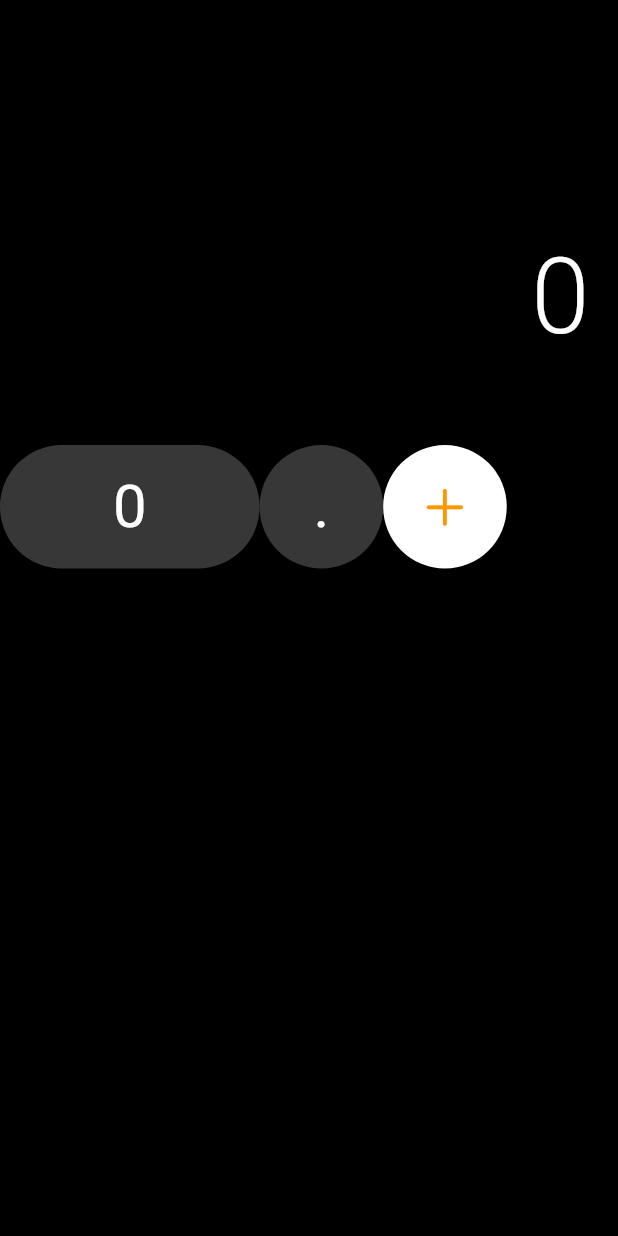
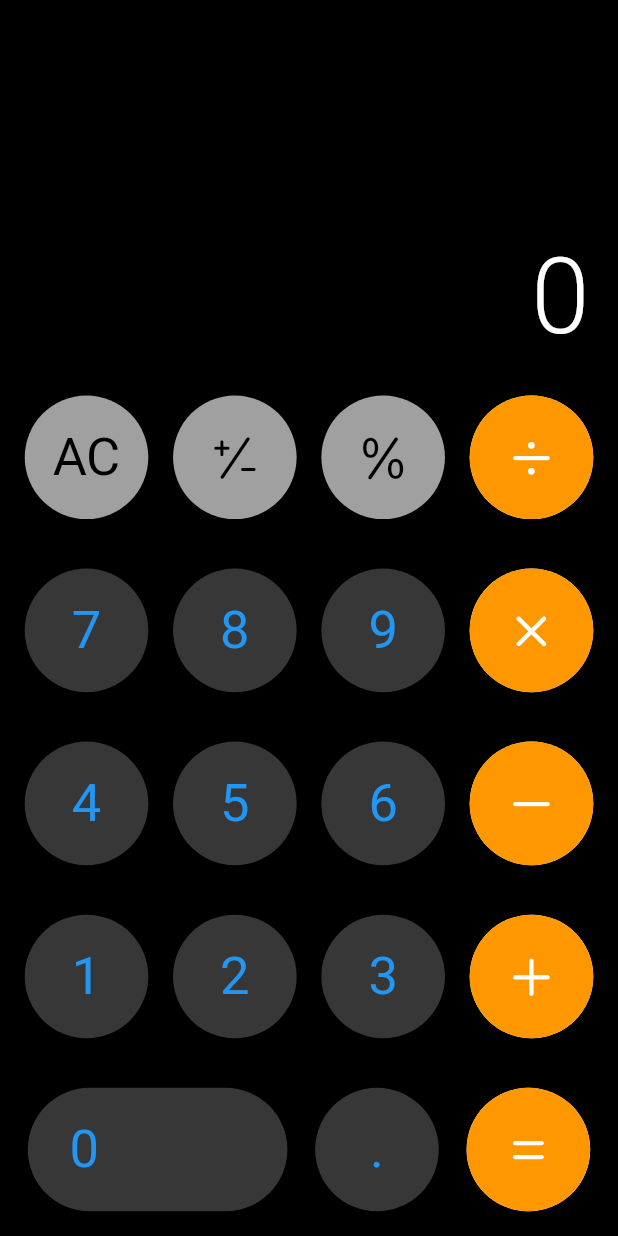
Before and after one commit to WantOscar/flutter_getx_ios_calculator, a Flutter app: the screen it shows after launch, on a phone screen of 412 x 824 dp. Run offline on Flutter 3.47's test engine with Material 2 defaults, Android fonts, the phone set to English and light mode, and no system bars; our stand-ins replace get.

Commit message:
ui 작업 완료

```diff
--- a/lib/src/components/black_button.dart
+++ b/lib/src/components/black_button.dart
@@ -8,7 +8,7 @@ enum Type { ROUND, FLAT }
 class BlackButton extends StatelessWidget {
   final void Function()? onPressed;
   final Type type;
-  final String child;
+  final Widget child;
   const BlackButton(
       {super.key,
       required this.onPressed,
@@ -34,10 +34,7 @@ class BlackButton extends StatelessWidget {
         padding: const EdgeInsets.all(16.0),
         color: ButtonColor.black,
         onPressed: () {},
-        child: Text(
-          child,
-          style: const TextStyle(color: Colors.white, fontSize: 40),
-        ),
+        child: child,
       ),
     );
   }
@@ -51,10 +48,7 @@ class BlackButton extends StatelessWidget {
         padding: const EdgeInsets.all(16.0),
         color: ButtonColor.black,
         onPressed: () {},
-        child: Text(
-          child,
-          style: const TextStyle(color: Colors.white, fontSize: 40),
-        ),
+        child: child,
       ),
     );
   }
--- a/lib/src/components/orange_button.dart
+++ b/lib/src/components/orange_button.dart
@@ -1,7 +1,5 @@
 import 'package:flutter/cupertino.dart';
 import 'package:flutter/material.dart';
-import 'package:flutter/src/widgets/framework.dart';
-import 'package:flutter/src/widgets/placeholder.dart';
 
 import '../constants/button_color.dart';
 import '../constants/button_size.dart';
@@ -10,8 +8,8 @@ class OrnageButton extends StatefulWidget {
   final void Function()? onPressed;
   final Icon icon;
   final Icon activeIcon;
-  final bool isClick;
-  const OrnageButton(
+  bool? isClick;
+  OrnageButton(
       {super.key,
       this.onPressed,
       required this.icon,
@@ -25,7 +23,7 @@ class OrnageButton extends StatefulWidget {
 class _OrnageButtonState extends State<OrnageButton> {
   void _toggle() {
     setState(() {
-      widget.isClick != widget.isClick;
+      widget.isClick = !widget.isClick!;
     });
   }
 
@@ -41,8 +39,8 @@ class _OrnageButtonState extends State<OrnageButton> {
 
   Widget _forward() {
     return AnimatedOpacity(
-      opacity: (widget.isClick) ? 1.0 : 0.0,
-      duration: const Duration(seconds: 1),
+      opacity: (!widget.isClick!) ? 1.0 : 0.0,
+      duration: const Duration(milliseconds: 300),
       child: SizedBox(
         width: ButtonSize.short,
         height: ButtonSize.short,
--- a/lib/src/ui/app.dart
+++ b/lib/src/ui/app.dart
@@ -1,6 +1,7 @@
 import 'package:flutter/cupertino.dart';
 import 'package:flutter/material.dart';
 import 'package:flutter_getx_ios_calculator/src/components/black_button.dart';
+import 'package:flutter_getx_ios_calculator/src/components/grey_button.dart';
 import 'package:flutter_getx_ios_calculator/src/components/orange_button.dart';
 import 'package:flutter_getx_ios_calculator/src/constants/button_color.dart';
 
@@ -53,27 +54,37 @@ class App extends StatelessWidget {
 
   Widget _firstRow() {
     return Row(
+      mainAxisAlignment: MainAxisAlignment.spaceEvenly,
       children: [
-        BlackButton(
+        GreyButton(
           onPressed: () {},
-          type: Type.FLAT,
-          child: '0',
+          child: const Text(
+            'AC',
+            style: TextStyle(
+              color: Colors.black,
+              fontSize: 35,
+            ),
+          ),
         ),
-        BlackButton(
+        GreyButton(
           onPressed: () {},
-          type: Type.ROUND,
-          child: '.',
+          child: const Icon(CupertinoIcons.plus_slash_minus,
+              color: Colors.black, size: 35),
+        ),
+        GreyButton(
+          onPressed: () {},
+          child:
+              const Icon(CupertinoIcons.percent, color: Colors.black, size: 35),
         ),
         OrnageButton(
           isClick: false,
-          onPressed: () {},
           icon: Icon(
-            CupertinoIcons.add,
+            CupertinoIcons.divide,
             color: ButtonColor.white,
             size: 35,
           ),
           activeIcon: Icon(
-            CupertinoIcons.add,
+            CupertinoIcons.divide,
             color: ButtonColor.orange,
             size: 35,
           ),
@@ -83,18 +94,188 @@ class App extends StatelessWidget {
   }
 
   Widget _secondRow() {
-    return Container();
+    return Row(
+      mainAxisAlignment: MainAxisAlignment.spaceEvenly,
+      children: [
+        BlackButton(
+          onPressed: () {},
+          type: Type.ROUND,
+          child: const Text(
+            '7',
+            style: TextStyle(fontSize: 35),
+          ),
+        ),
+        BlackButton(
+          onPressed: () {},
+          type: Type.ROUND,
+          child: const Text(
+            '8',
+            style: TextStyle(fontSize: 35),
+          ),
+        ),
+        BlackButton(
+          onPressed: () {},
+          type: Type.ROUND,
+          child: const Text(
+            '9',
+            style: TextStyle(fontSize: 35),
+          ),
+        ),
+        OrnageButton(
+          isClick: false,
+          onPressed: () {},
+          icon: Icon(
+            CupertinoIcons.multiply,
+            color: ButtonColor.white,
+            size: 35,
+          ),
+          activeIcon: Icon(
+            CupertinoIcons.multiply,
+            color: ButtonColor.orange,
+            size: 35,
+          ),
+        ),
+      ],
+    );
   }
 
   Widget _thirdRow() {
-    return Container();
+    return Row(
+      mainAxisAlignment: MainAxisAlignment.spaceEvenly,
+      children: [
+        BlackButton(
+          onPressed: () {},
+          type: Type.ROUND,
+          child: const Text(
+            '4',
+            style: TextStyle(fontSize: 35),
+          ),
+        ),
+        BlackButton(
+          onPressed: () {},
+          type: Type.ROUND,
+          child: const Text(
+            '5',
+            style: TextStyle(fontSize: 35),
+          ),
+        ),
+        BlackButton(
+          onPressed: () {},
+          type: Type.ROUND,
+          child: const Text(
+            '6',
+            style: TextStyle(fontSize: 35),
+          ),
+        ),
+        OrnageButton(
+          isClick: false,
+          onPressed: () {},
+          icon: Icon(
+            CupertinoIcons.minus,
+            color: ButtonColor.white,
+            size: 35,
+          ),
+          activeIcon: Icon(
+            CupertinoIcons.minus,
+            color: ButtonColor.orange,
+            size: 35,
+          ),
+        ),
+      ],
+    );
   }
 
   Widget _fourthRow() {
-    return Container();
+    return Row(
+      mainAxisAlignment: MainAxisAlignment.spaceEvenly,
+      children: [
+        BlackButton(
+          onPressed: () {},
+          type: Type.ROUND,
+          child: const Text(
+            '1',
+            style: TextStyle(fontSize: 35),
+          ),
+        ),
+        BlackButton(
+          onPressed: () {},
+          type: Type.ROUND,
+          child: const Text(
+            '2',
+            style: TextStyle(fontSize: 35),
+          ),
+        ),
+        BlackButton(
+          onPressed: () {},
+          type: Type.ROUND,
+          child: const Text(
+            '3',
+            style: TextStyle(fontSize: 35),
+          ),
+        ),
+        OrnageButton(
+          isClick: false,
+          onPressed: () {},
+          icon: Icon(
+            CupertinoIcons.plus,
+            color: ButtonColor.white,
+            size: 35,
+          ),
+          activeIcon: Icon(
+            CupertinoIcons.plus,
+            color: ButtonColor.orange,
+            size: 35,
+          ),
+        ),
+      ],
+    );
   }
 
   Widget _fifthRow() {
-    return Container();
+    return Row(
+      mainAxisAlignment: MainAxisAlignment.spaceEvenly,
+      children: [
+        BlackButton(
+          onPressed: () {},
+          type: Type.FLAT,
+          child: Padding(
+            padding: const EdgeInsets.symmetric(
+              horizontal: 12,
+            ),
+            child: Row(
+              mainAxisAlignment: MainAxisAlignment.start,
+              children: const [
+                Text(
+                  '0',
+                  style: TextStyle(fontSize: 35),
+                ),
+              ],
+            ),
+          ),
+        ),
+        BlackButton(
+          onPressed: () {},
+          type: Type.ROUND,
+          child: const Text(
+            '.',
+            style: TextStyle(fontSize: 35),
+          ),
+        ),
+        OrnageButton(
+          isClick: false,
+          onPressed: () {},
+          icon: Icon(
+            CupertinoIcons.equal,
+            color: ButtonColor.white,
+            size: 35,
+          ),
+          activeIcon: Icon(
+            CupertinoIcons.equal,
+            color: ButtonColor.orange,
+            size: 35,
+          ),
+        ),
+      ],
+    );
   }
 }
```
